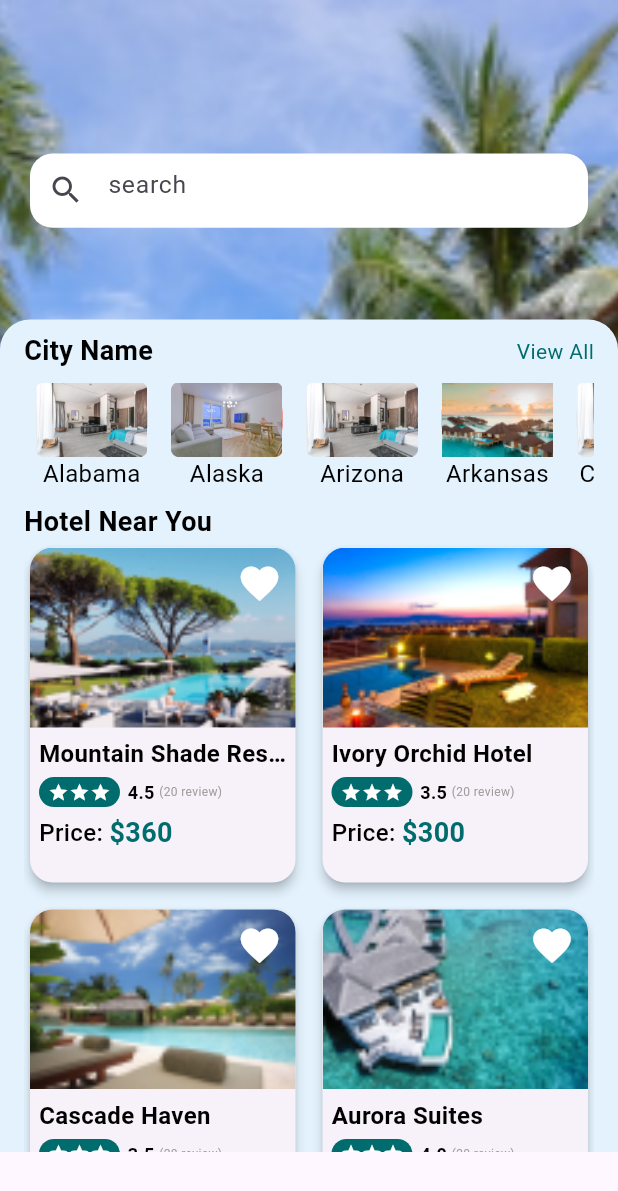
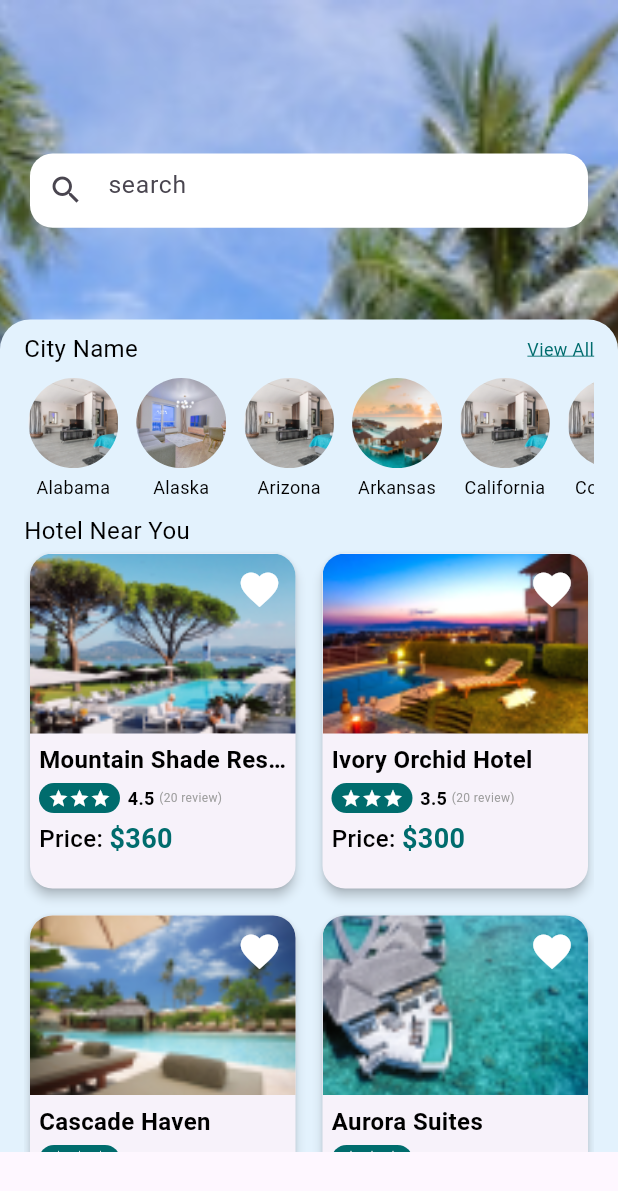
Before and after one commit to rimuakter057/hotel_management_ui, a Flutter app: the HomeScreen screen opened by its route, on a phone screen of 412 x 824 dp. Shown: the top 1191 px of the screen. Run offline on Flutter 3.47's test engine with Material 3 defaults, Android fonts, the phone set to English and light mode, and no system bars; our stand-ins replace get, readmore.

Commit message:
home_screen

```diff
--- a/lib/app/ui/screens/BookingSummaryScreen/booking_summary_screen.dart
+++ b/lib/app/ui/screens/BookingSummaryScreen/booking_summary_screen.dart
@@ -41,8 +41,8 @@ class BookingSummaryScreen extends StatelessWidget {
               const Text("AYANA Resort",
                 style: TextStyle(
                     color: AppColors.blackColor,
-                    fontSize: 18,
-                    fontWeight: FontWeight.w800
+                    fontSize: 16,
+                    fontWeight: FontWeight.w500
                 )),
               const Text("New York, NY 10118,\nUSA",
                 maxLines: 2,
@@ -76,8 +76,8 @@ class BookingSummaryScreen extends StatelessWidget {
                Row(children: [
                   Text(getSummary.bookingSummaryList[index].title,
                       style: TextStyle(
-                          fontWeight: FontWeight.w600,
-                          fontSize: 18,
+                          fontWeight: FontWeight.w500,
+                          fontSize: 16,
                           color: AppColors.blackColor
                       )
 
@@ -87,7 +87,7 @@ class BookingSummaryScreen extends StatelessWidget {
                    getSummary.bookingSummaryList[index].value,
                      style: const TextStyle(
                          fontWeight: FontWeight.w400,
-                         fontSize: 18,
+                         fontSize: 14,
                          color: AppColors.blackColor
                      )
                  )
--- a/lib/app/ui/screens/HomeScreen/home_screen.dart
+++ b/lib/app/ui/screens/HomeScreen/home_screen.dart
@@ -52,7 +52,8 @@ class HomeScreen extends StatelessWidget {
                       height: size.height * .05,
                     ),
                     Expanded(
-                  child: Container(
+                      child:
+                      Container(
                         width: size.width,
                         decoration: BoxDecoration(
                             color: Colors.blue.shade50,
@@ -65,73 +66,90 @@ class HomeScreen extends StatelessWidget {
                             crossAxisAlignment: CrossAxisAlignment.start,
                             children: [
                               const SizedBox(height: 8,),
-                          Row(
+                              const Row(
                                 children: [
-                              const Text(
+                                  Text(
                                       "City Name",
                                       style: TextStyle(
-                                    fontWeight: FontWeight.w600,
-                                    fontSize: 18,
+                                          fontWeight: FontWeight.w400,
+                                          fontSize: 16,
                                           color: AppColors.blackColor
                                       )
                                   ),
-                              const Spacer(),
+                                  Spacer(),
                                   Text(
                                     "View All",
+
                                     style: TextStyle(
                                       fontWeight: FontWeight.w400,
-                                    fontSize: 14,
-                                    color: AppColors.tealColor
-                                )
+                                      fontSize: 12,
+                                      color: AppColors.tealColor,
+                                      decoration: TextDecoration.underline,
+                                      decorationColor:  AppColors.tealColor,
+                                    ),
                                   ),
                                 ],
                               ),
 
                               const SizedBox(height: 8,),
-                          //place name
+                              ///place name
                               SizedBox(
-                            height: 80,
-                            child: ListView.builder(
+                                height: 90,
+                                child: ListView.separated(
                                   itemCount: placeData.homeDistrictList.length,
                                   shrinkWrap: true,
                                   scrollDirection: Axis.horizontal,
                                   itemBuilder: (context, index) {
-                                  return Padding(
-                                    padding: const EdgeInsets.symmetric(horizontal: 8.0),
+                                    return SizedBox(
+                                      width: size.width * 0.16, // Move width constraint to parent
                                       child: Column(
+                                        mainAxisSize: MainAxisSize.min,
+                                        crossAxisAlignment: CrossAxisAlignment.center,
                                         children: [
                                           Container(
-                                          height: size.height * .06,
-                                          width: size.width * .18,
-                                          decoration: BoxDecoration(
-                                            borderRadius: BorderRadius.circular(20),
-                                            color: Colors.red,
+                                            height: 60,
+                                            width: 60,
+                                            decoration: const BoxDecoration(
+                                                shape: BoxShape.circle
                                             ),
+                                            child: ClipOval(
                                               child: Image.asset(
                                                 placeData.homeDistrictList[index].image,
-                                            height: size.height * .04,
-                                            width: size.width * .18,
-                                            fit: BoxFit.fill,
+                                                fit: BoxFit.cover,
                                               ),
                                             ),
-                                        Text(
+                                          ),
+                                          const SizedBox(height: 4), // Add spacing
+                                          Flexible( // Use Flexible to allow text to take remaining space
+                                            child: Text(
                                                 placeData.homeDistrictList[index].name,
+
+                                                overflow: TextOverflow.ellipsis,
+                                                textAlign: TextAlign.center,
+                                                style: const TextStyle(
+                                                  fontWeight: FontWeight.w400,
+                                                  fontSize: 12,
+                                                  color: AppColors.blackColor,
+                                                )
+                                            ),
+                                          ),
+                                        ],
+                                      ),
+                                    );
+                                  },
+                                  separatorBuilder: (BuildContext context, int index) {
+                                    return const SizedBox(width: 6);
+                                  },
+                                ),
+                              ),
+
+
+
+                              const Text(
+                                  "Hotel Near You",
                                   style: TextStyle(
                                       fontWeight: FontWeight.w400,
                                       fontSize: 16,
-                                                color: AppColors.blackColor
-                                            )
-                                        )
-                                      ],
-                                    ),
-                                  );
-                                }),
-                          ),
-                          const Text(
-                            "Hotel Near You",
-                              style: TextStyle(
-                                  fontWeight: FontWeight.w600,
-                                  fontSize: 18,
                                       color: AppColors.blackColor
                                   )
                               ),
```
Also changed, not shown: lib/app/ui/widgets/custom_button.dart (line endings or trailing spaces), 1 other file. Lines whose indentation alone changed are shown as unchanged.
